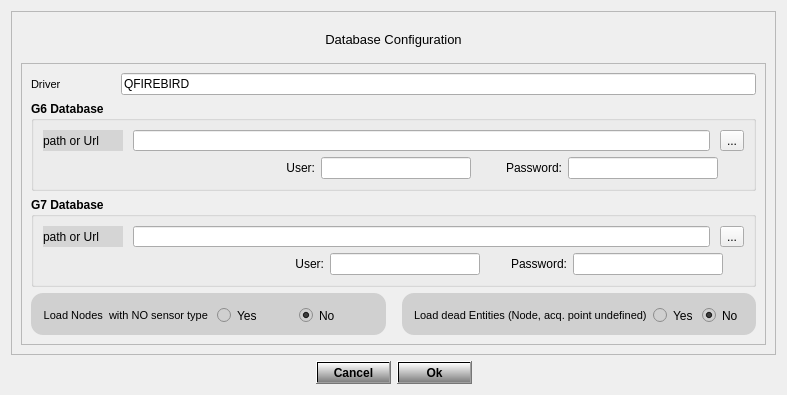
This is src/RSDatabaseConfig.ui in stslu/rex as Qt 5 draws it before an edit. The edited form follows.
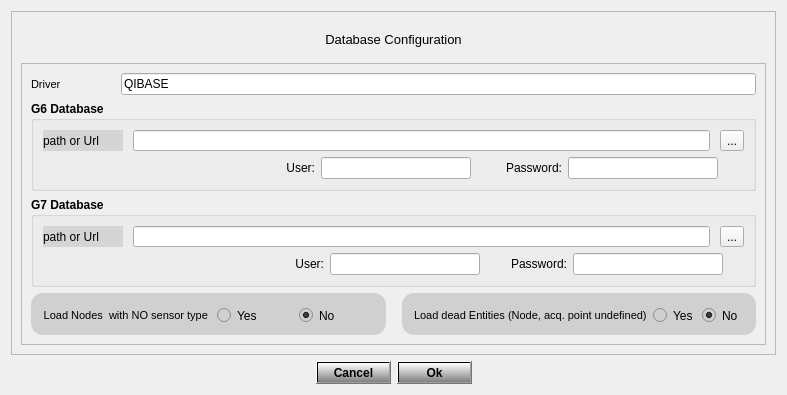
This is the edited form.

Diff of the .ui file:
```diff
--- a/src/RSDatabaseConfig.ui
+++ b/src/RSDatabaseConfig.ui
@@ -112,7 +112,7 @@
               </size>
              </property>
              <property name="text">
-              <string>QFIREBIRD</string>
+              <string>QIBASE</string>
              </property>
              <property name="readOnly">
               <bool>true</bool>
```
